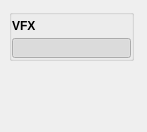
m3trik/tentacle, file tentacle/ui/vfx.ui: the form before one commit.
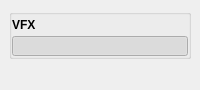
The form after the commit. Custom widgets are drawn as their Qt base class.

Patch:
```diff
--- a/tentacle/ui/vfx.ui
+++ b/tentacle/ui/vfx.ui
@@ -9,25 +9,10 @@
    <rect>
     <x>0</x>
     <y>0</y>
-    <width>147</width>
-    <height>132</height>
+    <width>200</width>
+    <height>90</height>
    </rect>
   </property>
-  <property name="minimumSize">
-   <size>
-    <width>0</width>
-    <height>0</height>
-   </size>
-  </property>
-  <property name="maximumSize">
-   <size>
-    <width>999</width>
-    <height>999</height>
-   </size>
-  </property>
-  <property name="windowTitle">
-   <string>Toolkit</string>
-  </property>
   <property name="tabShape">
    <enum>QTabWidget::Triangular</enum>
   </property>
@@ -38,6 +23,12 @@
    <set>QMainWindow::AllowNestedDocks|QMainWindow::AllowTabbedDocks|QMainWindow::AnimatedDocks|QMainWindow::ForceTabbedDocks</set>
   </property>
   <widget class="QWidget" name="central_widget">
+   <property name="minimumSize">
+    <size>
+     <width>200</width>
+     <height>0</height>
+    </size>
+   </property>
    <layout class="QVBoxLayout" name="verticalLayout_2">
     <item>
      <layout class="QVBoxLayout" name="verticalLayout">
@@ -46,18 +37,6 @@
       </property>
       <item>
        <widget class="QGroupBox" name="groupBox_2">
-        <property name="minimumSize">
-         <size>
-          <width>125</width>
-          <height>0</height>
-         </size>
-        </property>
-        <property name="maximumSize">
-         <size>
-          <width>125</width>
-          <height>999</height>
-         </size>
-        </property>
         <property name="title">
          <string/>
         </property>
@@ -78,17 +57,11 @@
           <number>0</number>
          </property>
          <item>
-          <widget class="DraggableHeader" name="draggableHeader">
+          <widget class="Header" name="header">
            <property name="minimumSize">
             <size>
              <width>0</width>
-             <height>22</height>
-            </size>
-           </property>
-           <property name="maximumSize">
-            <size>
-             <width>125</width>
-             <height>22</height>
+             <height>20</height>
             </size>
            </property>
            <property name="font">
@@ -112,7 +85,7 @@
            </property>
            <property name="maximumSize">
             <size>
-             <width>999</width>
+             <width>16777215</width>
              <height>20</height>
             </size>
            </property>
@@ -150,9 +123,9 @@
  </widget>
  <customwidgets>
   <customwidget>
-   <class>DraggableHeader</class>
+   <class>Header</class>
    <extends>QLabel</extends>
-   <header>draggableHeader.h</header>
+   <header>uitk.widgets.header.Header.h</header>
   </customwidget>
  </customwidgets>
  <resources/>
```
